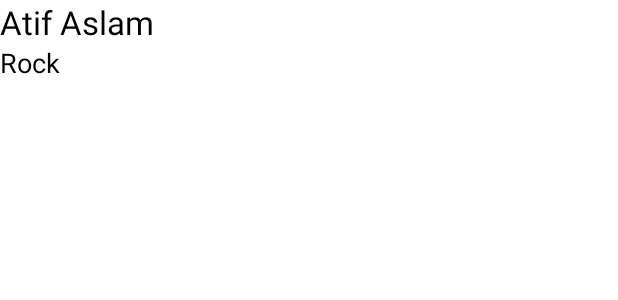
After one commit to shivanisorte/BookBarter, an Android app: the layout layout_author_list.xml on its own in the app's theme, with its tools: preview values and no code run, on a phone screen of 412 x 824 dp. The commit adds this screen. Shown: the top 300 px of the screen. Run offline under Robolectric (Android 15) with nearby library versions, the phone set to English and light mode, and no system bars; Roboto replaces fonts that are not available here.

Commit message:
changes made

```diff
--- a/app/src/main/java/com/shivani/bookbarter/Authors.java
+++ b/app/src/main/java/com/shivani/bookbarter/Authors.java
@@ -26,7 +26,7 @@ public class Authors {
         return authorName;
     }
 
-    public String getArtistGenre() {
+    public String getAuthorGenre() {
         return authorGenre;
     }
 }
--- /dev/null
+++ b/app/src/main/res/layout/layout_author_list.xml
@@ -0,0 +1,21 @@
+<?xml version="1.0" encoding="utf-8"?>
+<LinearLayout xmlns:android="http://schemas.android.com/apk/res/android"
+    android:orientation="vertical" android:layout_width="match_parent"
+    android:layout_height="match_parent">
+
+    <TextView
+        android:text="Atif Aslam"
+        android:textAppearance="@style/Base.TextAppearance.AppCompat.Large"
+        android:id="@+id/textViewName"
+        android:layout_width="match_parent"
+        android:layout_height="wrap_content" />
+
+    <TextView
+        android:text="Rock"
+        android:textAppearance="@style/Base.TextAppearance.AppCompat.Medium"
+        android:id="@+id/textViewGenre"
+        android:layout_width="match_parent"
+        android:layout_height="wrap_content" />
+
+
+</LinearLayout>
```
Also changed, not shown: app/src/main/java/com/shivani/bookbarter/AuthorList.java (added, +42 -0 lines), app/src/main/java/com/shivani/bookbarter/UploadLibActivity.java (+31 -0 lines).
